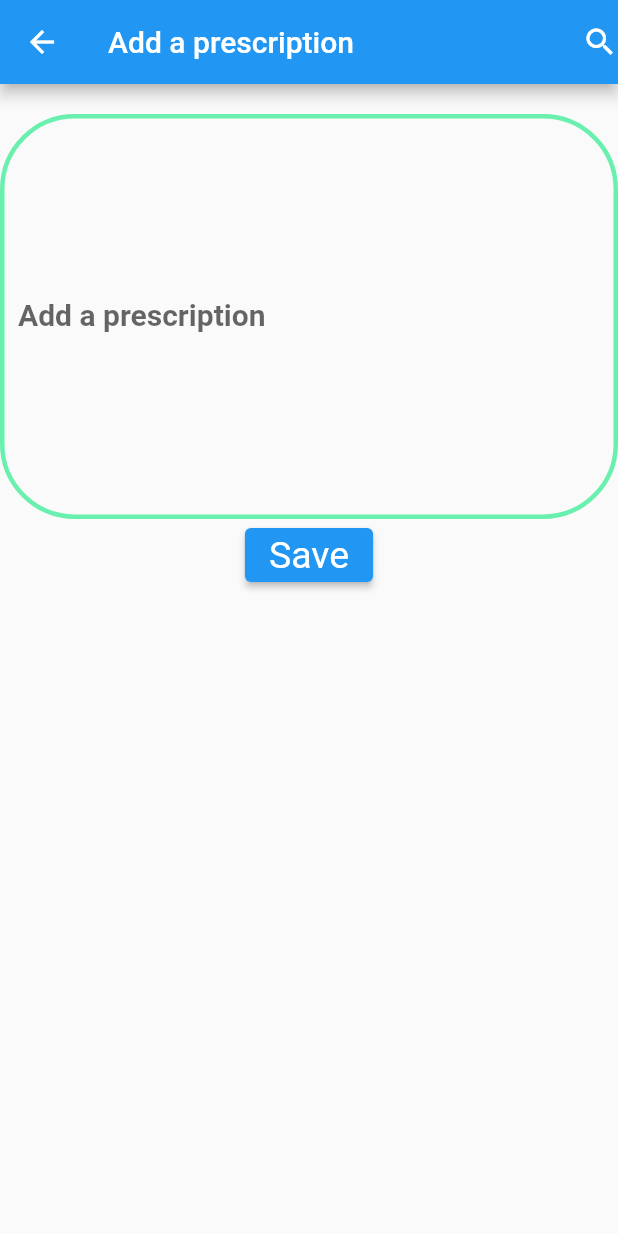
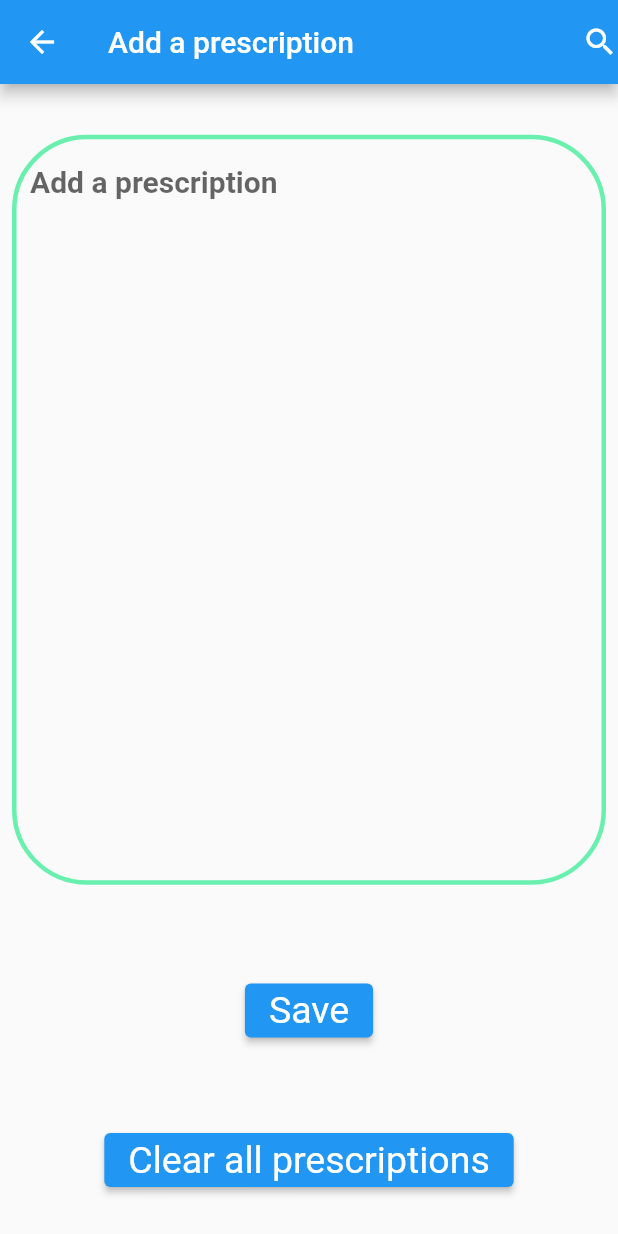
Before and after one commit to mohamedelshamy6/Mini_Clinic_App, a Flutter app: the AddPrescription screen opened directly, on a phone screen of 412 x 824 dp. Run offline on Flutter 3.47's test engine with Material 2 defaults, Android fonts, the light colour scheme and no system bars; our stand-ins replace cloud_firestore, firebase_auth, firebase_core, firebase_storage, flutter_bloc, flutter_local_notifications and 4 more; accounts and stored records are empty.

Commit message:
some edit in parentview

```diff
--- a/lib/ui/Screens/patient_view.dart
+++ b/lib/ui/Screens/patient_view.dart
@@ -78,12 +78,23 @@ class PatientView extends StatelessWidget {
               padding: EdgeInsets.all(8.0),
               child: Text("prescriptions", style: AppTextStyles.largefont),
             ),
-            Expanded(
-              child: Padding(
+            Padding(
               padding: const EdgeInsets.only(bottom: 10),
               child: Container(
                 width: MediaQuery.of(context).size.width,
-                  child: Material(
+                child: addpres.isEmpty
+                    ? const Padding(
+                        padding: EdgeInsets.only(top: 20),
+                        child: Text(
+                          "No prescriptions Yet... Add One Now",
+                          style: TextStyle(
+                            color: Colors.red,
+                            fontSize: 20
+                          ),
+                          textAlign: TextAlign.center,
+                        ),
+                      )
+                    : Material(
                         elevation: 15,
                         borderRadius: BorderRadius.circular(15),
                         child: Container(
@@ -97,8 +108,8 @@ class PatientView extends StatelessWidget {
                                 width: 2,
                               )),
                           padding: const EdgeInsets.all(5),
-                      child: Text('${addpres.last}', style: AppTextStyles.w700),
-                    ),
+                          child: Text('${addpres.last}',
+                              style: AppTextStyles.w700),
                         ),
                       ),
               ),
@@ -131,16 +142,21 @@ class AddPrescription extends StatelessWidget {
         actions: const [Icon(Icons.search)],
       ),
       body: SingleChildScrollView(
+          child: SizedBox(
+        height: MediaQuery.of(context).size.height,
         child: Column(
+          mainAxisAlignment: MainAxisAlignment.spaceAround,
           children: [
-          const SizedBox(height: 20),
-          TextFormField(
-            maxLines: 10,
+            Padding(
+              padding: const EdgeInsets.all(8.0),
+              child: TextFormField(
+                maxLines: 20,
                 controller: controller,
                 // initialValue: 'Write here.....',
                 style: AppTextStyles.boldnames,
                 decoration: InputDecoration(
                   labelText: 'Add a prescription',
+                  alignLabelWithHint: true,
                   border: OutlineInputBorder(
                     borderSide: const BorderSide(
                         width: 3, color: Colors.greenAccent), //<-- SEE HERE
@@ -150,6 +166,7 @@ class AddPrescription extends StatelessWidget {
                     borderSide: const BorderSide(
                         width: 3, color: Colors.greenAccent), //<-- SEE HERE
                     borderRadius: BorderRadius.circular(50.0),
+                  ),
                 ),
               ),
             ),
@@ -163,8 +180,23 @@ class AddPrescription extends StatelessWidget {
                 "Save",
                 style: AppTextStyles.w700,
               ),
-          )
+            ),
+            ElevatedButton(
+              onPressed: () {
+                //addpres.add(controller.text);
+                addpres.clear();
+                print(addpres);
+              },
+              child: const Text(
+                "Clear all prescriptions",
+                style: AppTextStyles.w700,
+              ),
+            ),
+            const SizedBox(
+              height: 5,
+            ),
           ],
+        ),
       )),
     );
   }
```
Lines whose indentation alone changed are shown as unchanged.
